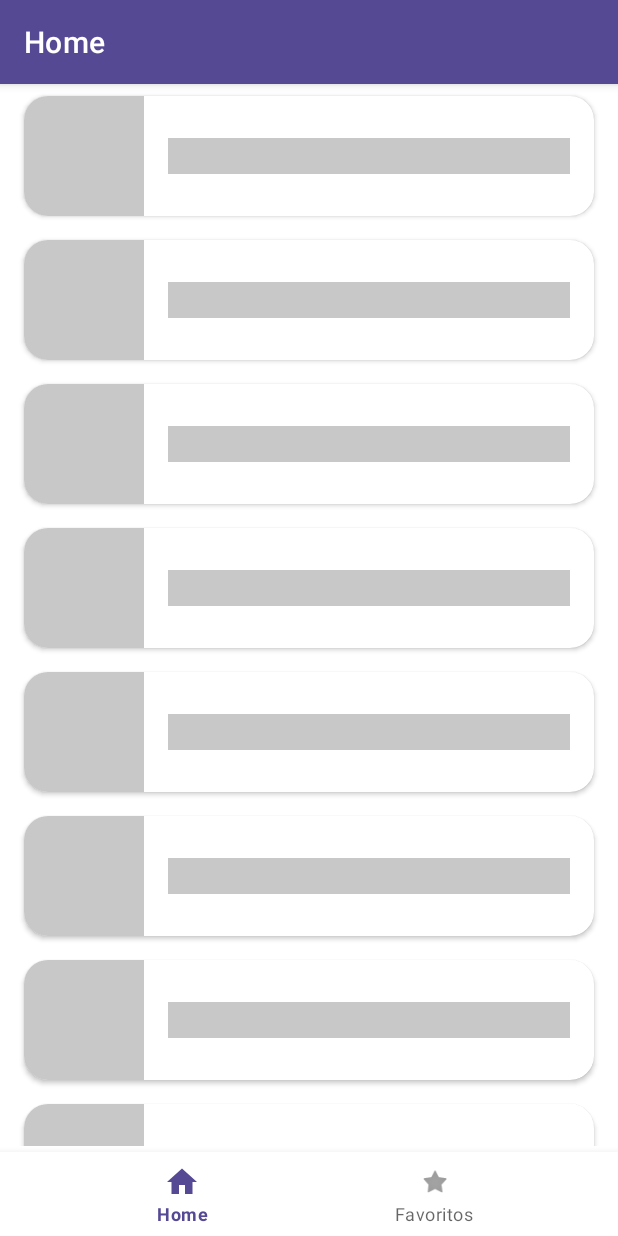
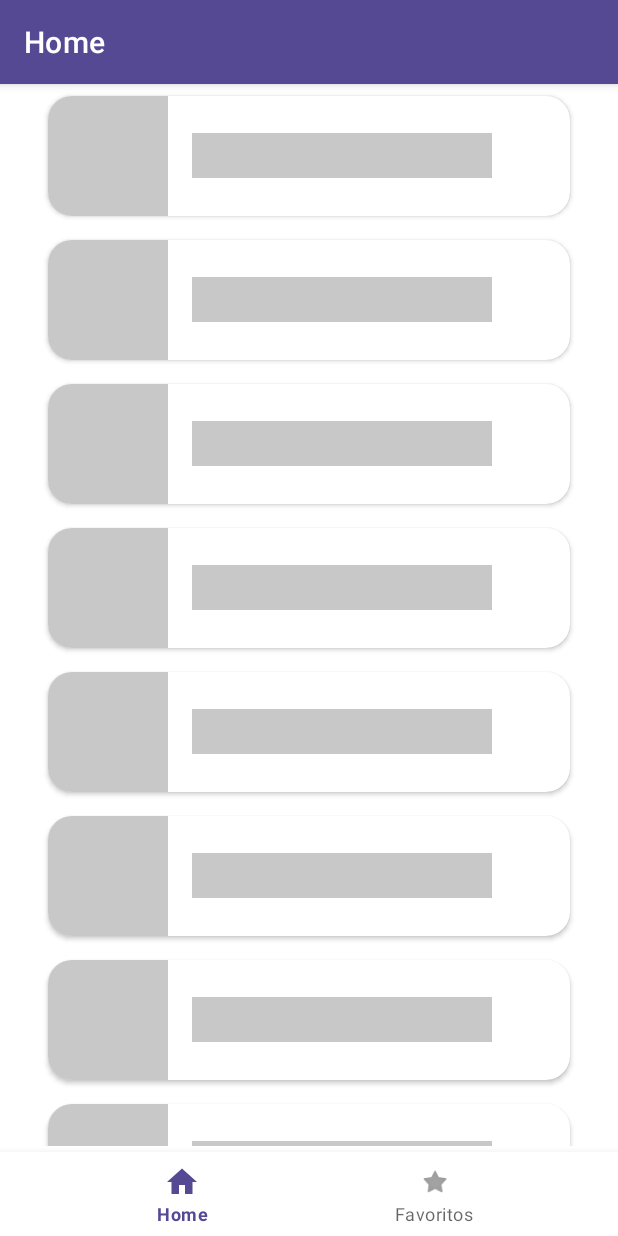
Before and after one commit to GabSPz/LoLGraphs-v2, an Android app: the screen it shows after launch (NavigationActivity), on a phone screen of 412 x 824 dp. Run offline under Robolectric (Android 15) with nearby library versions, the phone set to English and light mode, and no system bars; our stand-ins replace Dagger/Hilt's generated code, Picasso, Room's generated code, Shimmer, navigation-ui; network calls fail; pictures from the network do not load; 1 statement that could not run was skipped.

Commit message:
pro shimmer

```diff
--- a/app/src/main/java/com/example/lolgraphs/ui/view/adapter/ChampAdapter.kt
+++ b/app/src/main/java/com/example/lolgraphs/ui/view/adapter/ChampAdapter.kt
@@ -4,23 +4,59 @@ import android.view.LayoutInflater
 
 import android.view.ViewGroup
 import androidx.recyclerview.widget.RecyclerView
-import com.example.lolgraphs.R
+import com.example.lolgraphs.databinding.ItemPlaceHolderBinding
+import com.example.lolgraphs.databinding.ItemResultBinding
 import com.example.lolgraphs.domain.model.ChampModel
+import com.facebook.shimmer.ShimmerFrameLayout
+import java.lang.IllegalArgumentException
 
-class ChampAdapter(private var champMap: Map<String, ChampModel>, private var onCLick: (ChampModel) -> Unit):RecyclerView.Adapter<ChampViewHolder>() {
-    override fun onCreateViewHolder(parent: ViewGroup, viewType: Int): ChampViewHolder {
+class ChampAdapter(
+    private var champMap: Map<String, ChampModel>,
+    private var onCLick: (ChampModel) -> Unit
+):RecyclerView.Adapter<ChampViewHolder>() {
+
+    override fun onCreateViewHolder(parent: ViewGroup, viewType: Int, ): ChampViewHolder {
         val layoutInflater = LayoutInflater.from(parent.context)
-        return ChampViewHolder(layoutInflater.inflate(R.layout.item_result, parent, false))
+
+        return when (viewType){
+            1 -> ChampViewHolder.ChampionResult(
+                ItemResultBinding.inflate(
+                    layoutInflater,
+                    parent,
+                    false
+                )
+            )
+            2 -> ChampViewHolder.ChampionLoading(
+                ItemPlaceHolderBinding.inflate(
+                    layoutInflater,
+                    parent,
+                    false
+                )
+            )
+            else -> throw IllegalArgumentException("Invalid View type")
+        }
     }
 
     override fun onBindViewHolder(holder: ChampViewHolder, position: Int) {
-        val item = champMap.values.toTypedArray()[position]
-        holder.render(item,onCLick)
+        when(holder){
+            is ChampViewHolder.ChampionResult -> holder.bind(champMap.values.toTypedArray()[position], onCLick)
+            is ChampViewHolder.ChampionLoading -> holder.bind()
+        }
     }
 
-    override fun getItemCount(): Int = champMap.keys.size
+    override fun getItemCount(): Int {
+        return if (champMap.isNotEmpty()){
+            champMap.size
+        }else{
+            30
+        }
+    }
 
     override fun getItemViewType(position: Int): Int {
-        return
+        return if (champMap.isNotEmpty()){
+            1
+        }else{
+            2
+        }
     }
 }
--- a/app/src/main/java/com/example/lolgraphs/ui/view/fragments/home/HomeFragment.kt
+++ b/app/src/main/java/com/example/lolgraphs/ui/view/fragments/home/HomeFragment.kt
@@ -20,6 +20,7 @@ import com.example.lolgraphs.domain.model.ChampModel
 import com.example.lolgraphs.ui.view.ChampResultActivity
 import com.example.lolgraphs.ui.view.adapter.ChampAdapter
 import com.example.lolgraphs.ui.viewModel.ChampViewModel
+import com.facebook.shimmer.ShimmerFrameLayout
 import dagger.hilt.android.AndroidEntryPoint
 import kotlinx.coroutines.CoroutineScope
 import kotlinx.coroutines.Dispatchers
@@ -52,11 +53,10 @@ class HomeFragment : Fragment(), SearchView.OnQueryTextListener {
         _binding = FragmentHomeBinding.inflate(inflater, container, false)
         val root: View = binding.root
 
-        binding.shimmerContainer.startShimmer()
+        binding.recycleChamps.isVisible = true
+        initRecycleView(championMapFilter)
         binding.svChamps.setOnQueryTextListener(this)
         champViewModel.isLoading.observe(viewLifecycleOwner, Observer {
-            binding.shimmerContainer.isVisible = it
-            binding.recycleChamps.isVisible = !it
             binding.svChamps.isVisible = !it
         })
         callServiceGetUsers()
@@ -77,7 +77,7 @@ class HomeFragment : Fragment(), SearchView.OnQueryTextListener {
 
                             initRecycleView(championMap)
                             adapter.notifyDataSetChanged()
-                            binding.shimmerContainer.stopShimmer()
+                            //binding.shimmerContainer.stopShimmer()
                         } else {
                             showError()
                         }
--- a/app/src/main/res/layout/fragment_home.xml
+++ b/app/src/main/res/layout/fragment_home.xml
@@ -22,34 +22,6 @@
             app:layout_constraintStart_toStartOf="parent"
             app:layout_constraintTop_toTopOf="parent"
             app:layout_constraintVertical_bias="0" />
-
-        <com.facebook.shimmer.ShimmerFrameLayout
-            android:id="@+id/shimmerContainer"
-            android:layout_width="match_parent"
-            android:layout_height="wrap_content"
-            app:layout_constraintBottom_toBottomOf="parent"
-            app:layout_constraintStart_toStartOf="parent"
-            app:layout_constraintTop_toTopOf="parent"
-            android:orientation="vertical">
-
-            <LinearLayout
-                android:layout_width="match_parent"
-                android:layout_height="wrap_content"
-                android:orientation="vertical">
-
-                <include layout = "@layout/item_place_holder"/>
-                <include layout = "@layout/item_place_holder"/>
-                <include layout = "@layout/item_place_holder"/>
-                <include layout = "@layout/item_place_holder"/>
-                <include layout = "@layout/item_place_holder"/>
-                <include layout = "@layout/item_place_holder"/>
-                <include layout = "@layout/item_place_holder"/>
-                <include layout = "@layout/item_place_holder"/>
-                <include layout = "@layout/item_place_holder"/>
-
-            </LinearLayout>
-        </com.facebook.shimmer.ShimmerFrameLayout>
-
 
         <androidx.recyclerview.widget.RecyclerView
             android:id="@+id/recycleChamps"
--- a/app/src/main/res/layout/item_place_holder.xml
+++ b/app/src/main/res/layout/item_place_holder.xml
@@ -13,6 +13,20 @@
         android:id="@+id/container"
         android:layout_width="match_parent"
         android:layout_height="match_parent">
+        <com.facebook.shimmer.ShimmerFrameLayout
+            android:id="@+id/shimmerContainer"
+            android:layout_width="match_parent"
+            android:layout_height="wrap_content"
+            app:layout_constraintBottom_toBottomOf="parent"
+            app:layout_constraintStart_toStartOf="parent"
+            app:layout_constraintTop_toTopOf="parent"
+            android:orientation="vertical">
+
+            <LinearLayout
+                android:layout_width="match_parent"
+                android:layout_height="wrap_content"
+                android:orientation="horizontal">
+
 
                 <View
                     android:id="@+id/ivChampPhoto"
@@ -26,14 +40,18 @@
 
                 <View
                     android:id="@+id/tvHeroName"
-            android:layout_width="0dp"
-            android:layout_height="24dp"
+                    android:layout_gravity="center"
+                    android:layout_width="200dp"
+                    android:layout_height="30dp"
                     android:layout_marginHorizontal="@dimen/activity_horizontal_margin"
                     android:background="@color/loading"
                     app:layout_constraintBottom_toBottomOf="parent"
                     app:layout_constraintEnd_toEndOf="parent"
                     app:layout_constraintStart_toEndOf="@+id/ivChampPhoto"
                     app:layout_constraintTop_toTopOf="parent" />
+            </LinearLayout>
+        </com.facebook.shimmer.ShimmerFrameLayout>
+
 
 
     </androidx.constraintlayout.widget.ConstraintLayout>
```
Also changed, not shown: app/src/main/java/com/example/lolgraphs/ui/view/adapter/ChampViewHolder.kt (+13 -15 lines). Lines whose indentation alone changed are shown as unchanged.
